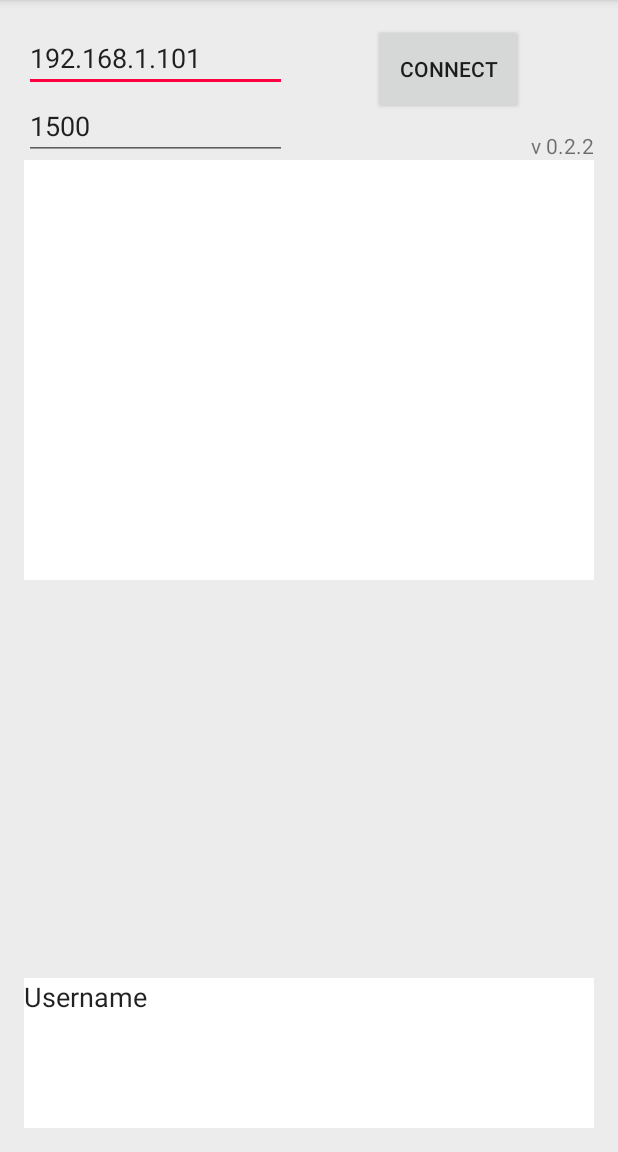
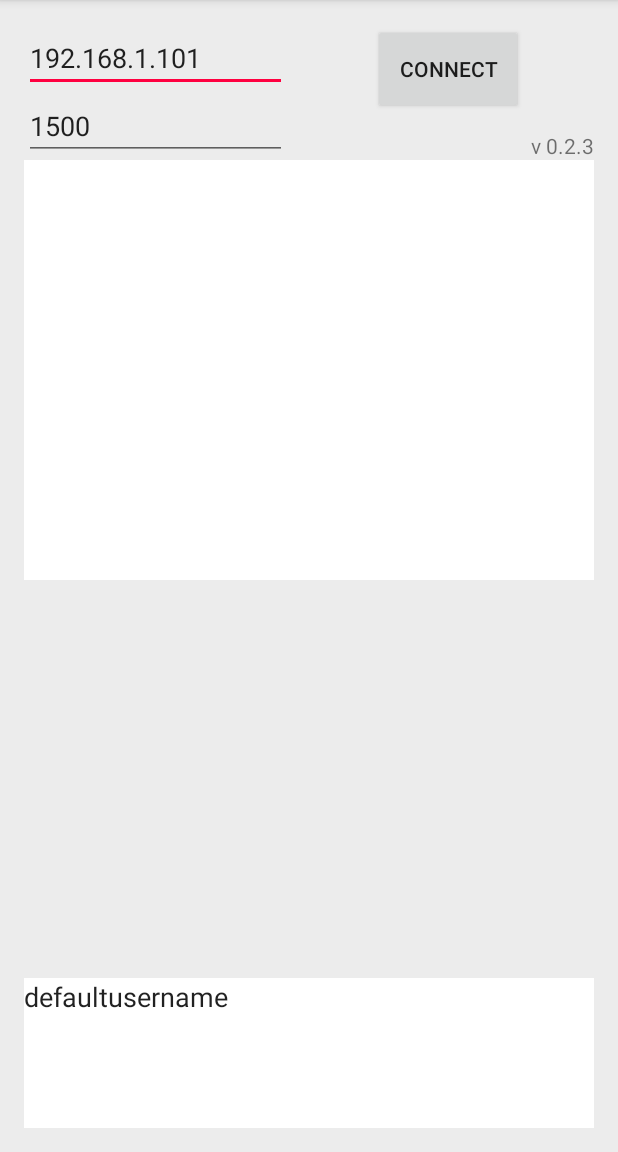
Before and after one commit to supamonkey2000/chat-program, an Android app: the screen it shows after launch (MainActivity), on a phone screen of 412 x 824 dp, the part 84-1236 px from its top. Run offline under Robolectric (Android 15) with nearby library versions, the phone set to English and light mode, and no system bars; libraries missing offline, so code that uses them is left out: android.support.v4.

Commit message:
Bug fixes and minor updates

```diff
--- a/AndroidApp/app-project/MiniChat/app/src/main/res/layout/activity_main.xml
+++ b/AndroidApp/app-project/MiniChat/app/src/main/res/layout/activity_main.xml
@@ -14,8 +14,8 @@
     <EditText
         android:layout_width="175dp"
         android:layout_height="wrap_content"
-        android:text="192.168.1.101"
-        android:hint="IP Address"
+        android:text="@string/defaultip"
+        android:hint="@string/ipfieldhint"
         android:maxLines="1"
         android:maxLength="15"
         android:id="@+id/ip"/>
@@ -23,8 +23,8 @@
         android:layout_width="175dp"
         android:layout_height="wrap_content"
         android:layout_below="@+id/ip"
-        android:text="1500"
-        android:hint="Port"
+        android:text="@string/_defaultport"
+        android:hint="@string/portfieldhint"
         android:maxLines="1"
         android:maxLength="5"
         android:id="@+id/port"/>
@@ -38,7 +38,7 @@
         android:layout_alignParentTop="true"
         android:layout_alignParentRight="true"
         android:layout_alignParentEnd="true"
-        android:text="Connect"
+        android:text="@string/connecttext"
         android:onClick="connect"/>
 
     <TextView
@@ -63,8 +63,8 @@
         android:layout_alignParentLeft="true"
         android:layout_alignParentStart="true"
         android:id="@+id/messageEdit"
-        android:hint="Message"
-        android:text="Username"
+        android:hint="@string/messagefieldhint"
+        android:text="@string/username"
         android:textAlignment="gravity"
         android:gravity="top"
         android:maxLines="4" />
--- a/AndroidApp/app-project/MiniChat/app/src/main/res/values/strings.xml
+++ b/AndroidApp/app-project/MiniChat/app/src/main/res/values/strings.xml
@@ -1,4 +1,11 @@
 <resources>
     <string name="app_name">Chatva</string>
-    <string name="version">v 0.2.2</string>
+    <string name="version">v 0.2.3</string>
+    <string name="defaultip">192.168.1.101</string>
+    <string name="ipfieldhint">IP Address</string>
+    <string name="_defaultport">1500</string>
+    <string name="portfieldhint">Port</string>
+    <string name="connecttext">Connect</string>
+    <string name="messagefieldhint">Message</string>
+    <string name="username">defaultusername</string>
 </resources>
--- /dev/null
+++ b/AndroidApp/app-project/MiniChat/app/src/main/res/xml/backup_descriptor.xml
@@ -0,0 +1,4 @@
+<?xml version="1.0" encoding="utf-8"?>
+<full-backup-content>
+    <!-- Exclude specific shared preferences that contain GCM registration Id -->
+</full-backup-content>
```
Also changed, not shown: AndroidApp/app-project/MiniChat/app/src/main/AndroidManifest.xml (+8 -8 lines), AndroidApp/app-project/MiniChat/app/src/main/java/com/moore/joshua/minichat/MainActivity.java (+15 -3 lines), AndroidApp/app-project/MiniChat/app/src/main/res/mipmap-hdpi/ic_launcher.png (deleted), AndroidApp/app-project/MiniChat/app/src/main/res/mipmap-mdpi/ic_launcher.png (deleted), AndroidApp/app-project/MiniChat/app/src/main/res/mipmap-xhdpi/ic_launcher.png (deleted), AndroidApp/app-project/MiniChat/app/src/main/res/mipmap-xxhdpi/ic_launcher.png (deleted), AndroidApp/app-project/MiniChat/app/src/main/res/mipmap-xxxhdpi/ic_launcher.png (deleted), 8 other files.
